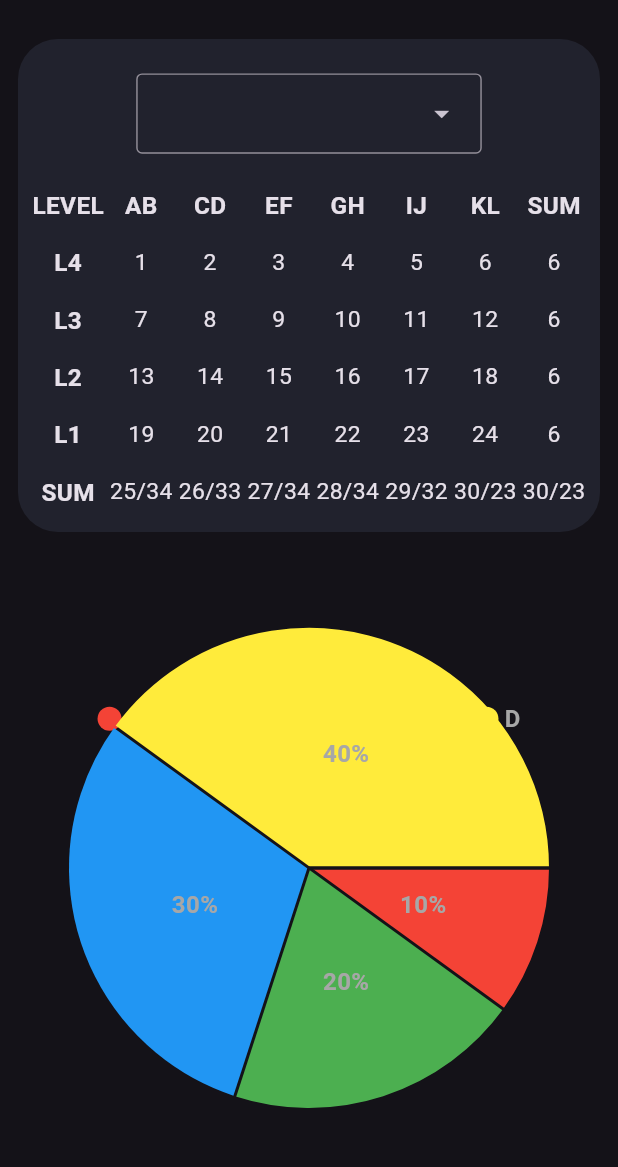
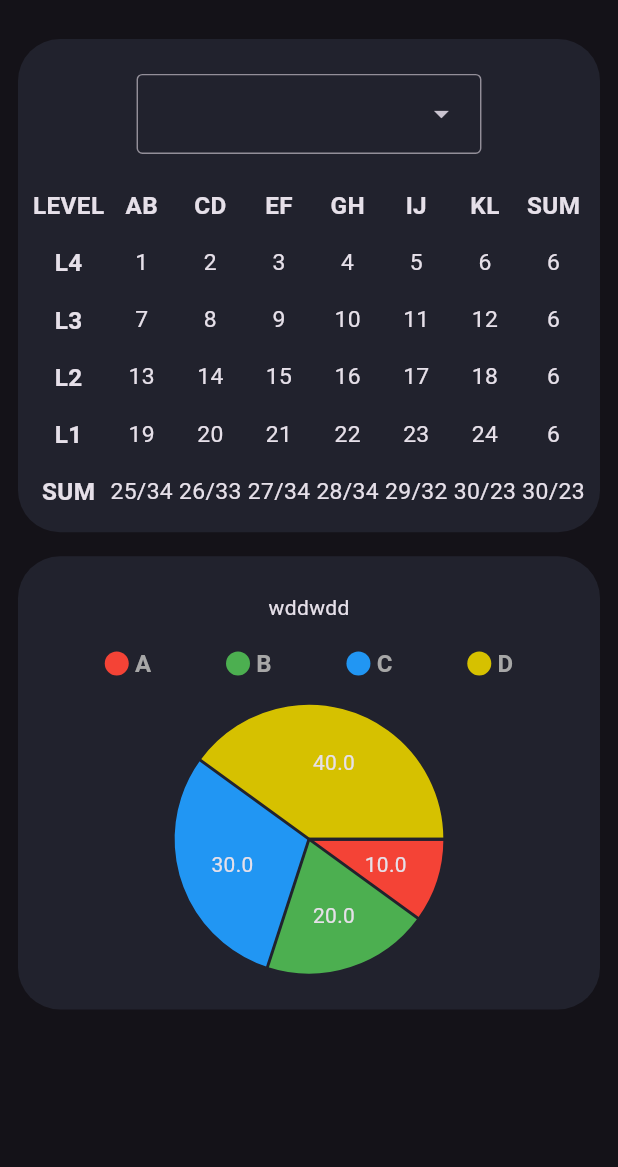
Before and after one commit to eran0926/FRC6998_2025_scouting_viewer, a Flutter app: the AutoDataPage screen opened by its route, on a phone screen of 412 x 824 dp, the part 63-1230 px from its top. Run offline on Flutter 3.47's test engine with Material 3 defaults, Android fonts, the phone set to English and light mode, and no system bars; drawn by our look-alikes of fl_chart; our stand-ins replace go_router, logger, responsive_framework; network calls fail.

Commit message:
feat: enhance PieChartWidget layout and add title support

```diff
--- a/lib/pages/auto_data_page.dart
+++ b/lib/pages/auto_data_page.dart
@@ -26,15 +26,30 @@ class AutoDataPage extends StatelessWidget {
                   Expanded(child: SelectableReefDataTable()),
               ],
             ),
+            SizedBox(height: 16),
             Row(
               children: [
                 Expanded(
-                    child: PieChartWidget(data: [
+                    child: PieChartWidget(title: 'wddwdd', data: [
                   {'name': 'A', 'value': 10, 'color': Colors.red},
                   {'name': 'B', 'value': 20, 'color': Colors.green},
                   {'name': 'C', 'value': 30, 'color': Colors.blue},
-                  {'name': 'D', 'value': 40, 'color': Colors.yellow},
+                  {
+                    'name': 'D',
+                    'value': 40,
+                    'color': const Color.fromARGB(255, 214, 193, 0)
+                  },
                 ])),
+                if (ResponsiveBreakpoints.of(context).largerThan(MOBILE))
+                  SizedBox(width: 16),
+                if (ResponsiveBreakpoints.of(context).largerThan(MOBILE))
+                  Expanded(
+                      child: PieChartWidget(data: [
+                    {'name': 'A', 'value': 10, 'color': Colors.red},
+                    {'name': 'B', 'value': 20, 'color': Colors.green},
+                    {'name': 'C', 'value': 30, 'color': Colors.blue},
+                    {'name': 'D', 'value': 40, 'color': Colors.yellow},
+                  ])),
               ],
             ),
           ],
--- a/lib/widgets/pie_chart_widget.dart
+++ b/lib/widgets/pie_chart_widget.dart
@@ -11,15 +11,20 @@ class PieChartWidget extends StatelessWidget {
 
   @override
   Widget build(BuildContext context) {
-    return AspectRatio(
+    return Container(
+      padding: EdgeInsets.all(8),
+      decoration: BoxDecoration(
+        color: Color(0xFF21222D),
+        borderRadius: BorderRadius.circular(28),
+      ),
+      child: AspectRatio(
         aspectRatio: 1.3,
         child: Column(
           children: [
-          Spacer(),
-          if (title.isNotEmpty) Expanded(child: Text(title)),
-          Spacer(),
-          Expanded(
-            child: Row(
+            SizedBox(height: 16),
+            if (title.isNotEmpty) Text(title),
+            SizedBox(height: 16),
+            Row(
               mainAxisAlignment: MainAxisAlignment.spaceEvenly,
               children: data
                   .map((e) => Indicator(
@@ -31,11 +36,14 @@ class PieChartWidget extends StatelessWidget {
                       ))
                   .toList(),
             ),
-          ),
-          Spacer(),
+            SizedBox(height: 16),
             Expanded(
-            child: AspectRatio(
-              aspectRatio: 1,
+              flex: 20,
+              child: FittedBox(
+                // fit: BoxFit.scaleDown,
+                child: SizedBox(
+                  width: 180,
+                  height: 180,
                   child: PieChart(
                     PieChartData(
                       // borderData: FlBorderData(show: false),
@@ -48,12 +56,15 @@ class PieChartWidget extends StatelessWidget {
                             final value = PieChartSectionData(
                               color: e['color'],
                               value: e['value'].toDouble(),
-                          title: '${e['value']}%',
-                          radius: 160,
-                          titleStyle: TextStyle(
-                              fontSize: 16,
-                              fontWeight: FontWeight.bold,
-                              color: const Color.fromARGB(255, 167, 167, 167)),
+                              // title: '${e['value']}%',
+                              title: e['title'],
+                              // titleStyle: TextStyle(
+                              //     fontSize: 16,
+                              //     fontWeight: FontWeight.bold,
+                              //     color:
+                              //         const Color.fromARGB(255, 167, 167, 167)),
+                              titlePositionPercentageOffset: 0.6,
+                              radius: 90,
                             );
                             return MapEntry(index, value);
                           })
@@ -63,8 +74,10 @@ class PieChartWidget extends StatelessWidget {
                   ),
                 ),
               ),
-          Spacer(),
+            ),
+            SizedBox(height: 16),
           ],
+        ),
       ),
     );
   }
--- a/lib/widgets/selectable_reef_data_table.dart
+++ b/lib/widgets/selectable_reef_data_table.dart
@@ -10,15 +10,14 @@ class SelectableReefDataTable extends StatelessWidget {
   Widget build(BuildContext context) {
     return LayoutBuilder(builder: (context, constraints) {
       double childWidth = max(390, constraints.maxWidth);
-      return FittedBox(
-        fit: BoxFit.scaleDown,
-        child: Container(
-          // width: childWidth + 16,
-          decoration: BoxDecoration(
-            color: Color(0xFF21222D),
-            borderRadius: BorderRadius.circular(28),
-          ),
-          padding: EdgeInsets.all(8),
+      return Container(
+        decoration: BoxDecoration(
+          color: Color(0xFF21222D),
+          borderRadius: BorderRadius.circular(28),
+        ),
+        padding: EdgeInsets.all(8),
+        child: FittedBox(
+          fit: BoxFit.scaleDown,
           child: Column(
             children: [
               SizedBox(height: 16),
```
Lines whose indentation alone changed are shown as unchanged.
